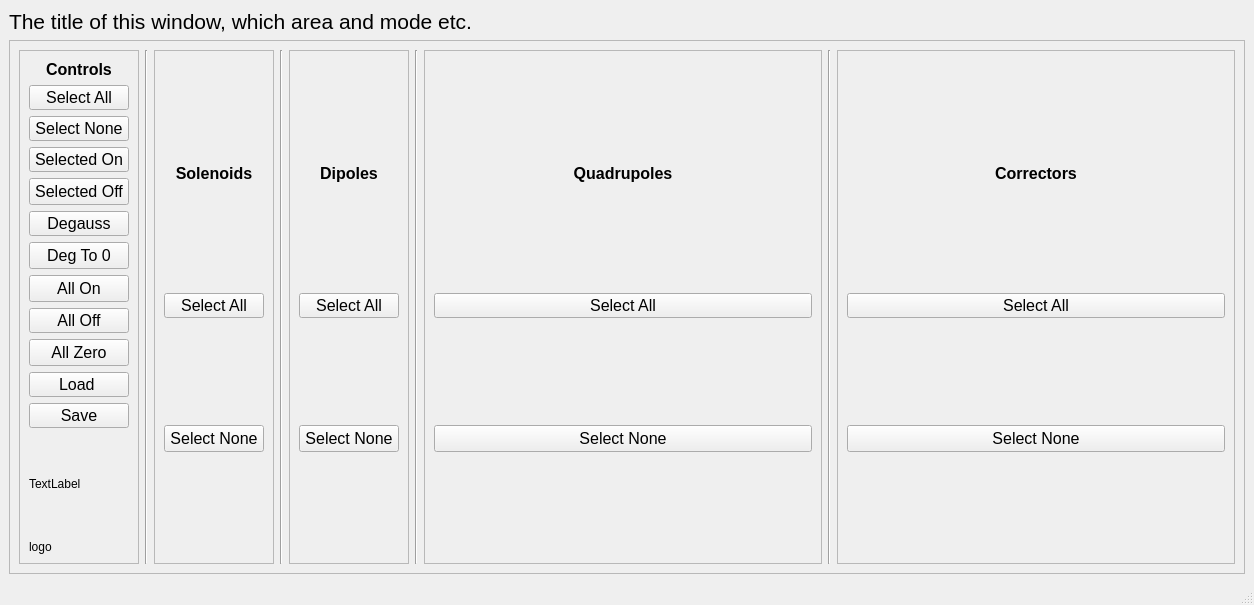
Qt form Apps/MagnetApp/GUI/Ui_magnetAppMainView.ui (VELA-CLARA-software/Software) before a commit.
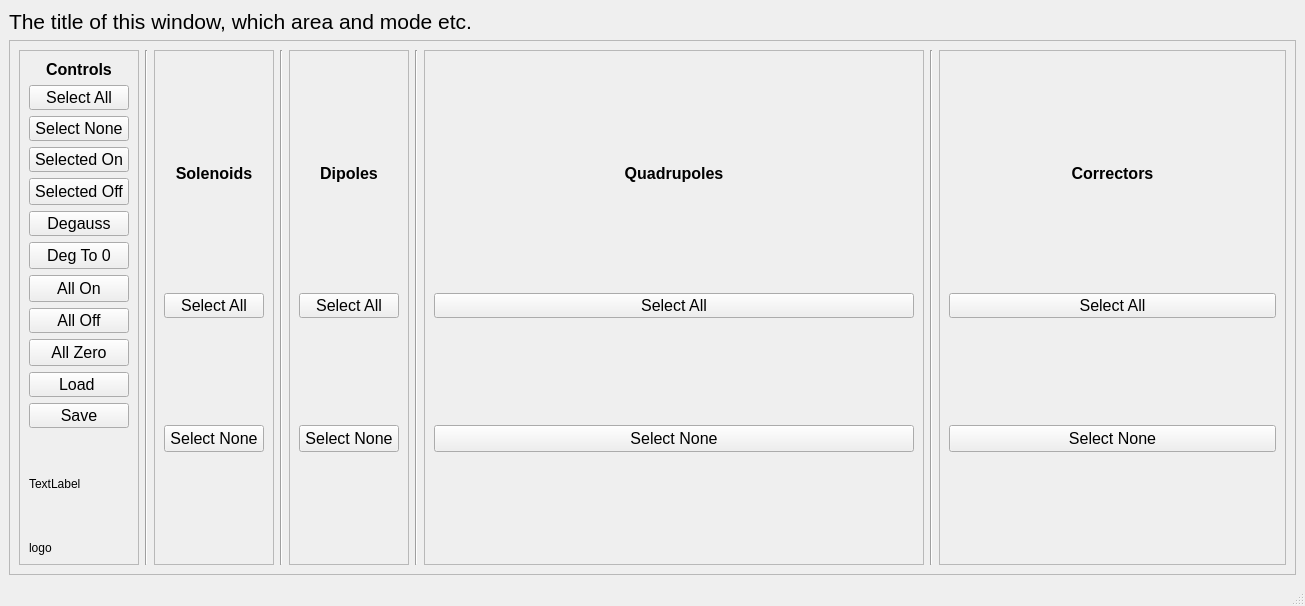
The same form after that commit.

Commit message: magnetApp now has expanded machein areas, plus PSU widgets are useable

What changed in the file:
```diff
--- a/Apps/MagnetApp/GUI/Ui_magnetAppMainView.ui
+++ b/Apps/MagnetApp/GUI/Ui_magnetAppMainView.ui
@@ -6,8 +6,8 @@
    <rect>
     <x>0</x>
     <y>0</y>
-    <width>1254</width>
-    <height>605</height>
+    <width>1305</width>
+    <height>606</height>
    </rect>
   </property>
   <property name="windowTitle">
@@ -308,7 +308,7 @@
         <widget class="QFrame" name="solFrame">
          <property name="minimumSize">
           <size>
-           <width>0</width>
+           <width>120</width>
            <height>300</height>
           </size>
          </property>
@@ -399,6 +399,12 @@
        </item>
        <item>
         <widget class="QFrame" name="dipFrame">
+         <property name="minimumSize">
+          <size>
+           <width>120</width>
+           <height>0</height>
+          </size>
+         </property>
          <property name="maximumSize">
           <size>
            <width>120</width>
@@ -486,9 +492,15 @@
        </item>
        <item>
         <widget class="QFrame" name="quadFrame">
+         <property name="minimumSize">
+          <size>
+           <width>500</width>
+           <height>0</height>
+          </size>
+         </property>
          <property name="maximumSize">
           <size>
-           <width>600</width>
+           <width>550</width>
            <height>16777215</height>
           </size>
          </property>
@@ -586,6 +598,12 @@
        </item>
        <item>
         <widget class="QFrame" name="corrFrame">
+         <property name="maximumSize">
+          <size>
+           <width>600</width>
+           <height>16777215</height>
+          </size>
+         </property>
          <property name="frameShape">
           <enum>QFrame::StyledPanel</enum>
          </property>
```
Left out of the diff: 2 changed lines with no effect on the pictures. The commit also changes 29 other files.
